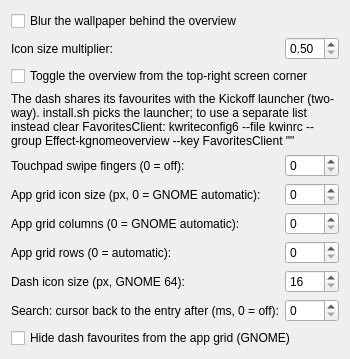
Above: package/contents/ui/config.ui from Adroited-LLC/kgnome-overview before the change. Below: the same form after it.
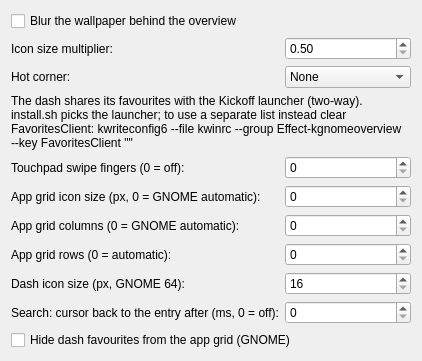
That is the form after the change.

Commit message: Hot corner: configurable HotCorner (default top left, like GNOME) replaces TopRightCorner; make-default.sh frees the built-in Overview's edges

Patch:
```diff
--- a/package/contents/ui/config.ui
+++ b/package/contents/ui/config.ui
@@ -31,13 +31,22 @@
      </property>
     </widget>
    </item>
-   <item row="2" column="0" colspan="2">
-    <widget class="QCheckBox" name="kcfg_TopRightCorner">
+   <item row="2" column="0">
+    <widget class="QLabel" name="labelHotCorner">
      <property name="text">
-      <string>Toggle the overview from the top-right screen corner</string>
+      <string>Hot corner:</string>
      </property>
     </widget>
    </item>
+   <item row="2" column="1">
+    <widget class="QComboBox" name="kcfg_HotCorner">
+     <item><property name="text"><string>None</string></property></item>
+     <item><property name="text"><string>Top left (GNOME)</string></property></item>
+     <item><property name="text"><string>Top right</string></property></item>
+     <item><property name="text"><string>Bottom left</string></property></item>
+     <item><property name="text"><string>Bottom right</string></property></item>
+    </widget>
+   </item>
    <item row="4" column="0">
     <widget class="QLabel" name="gestureLabel">
      <property name="text">
```
The commit also changes 3 other files.
